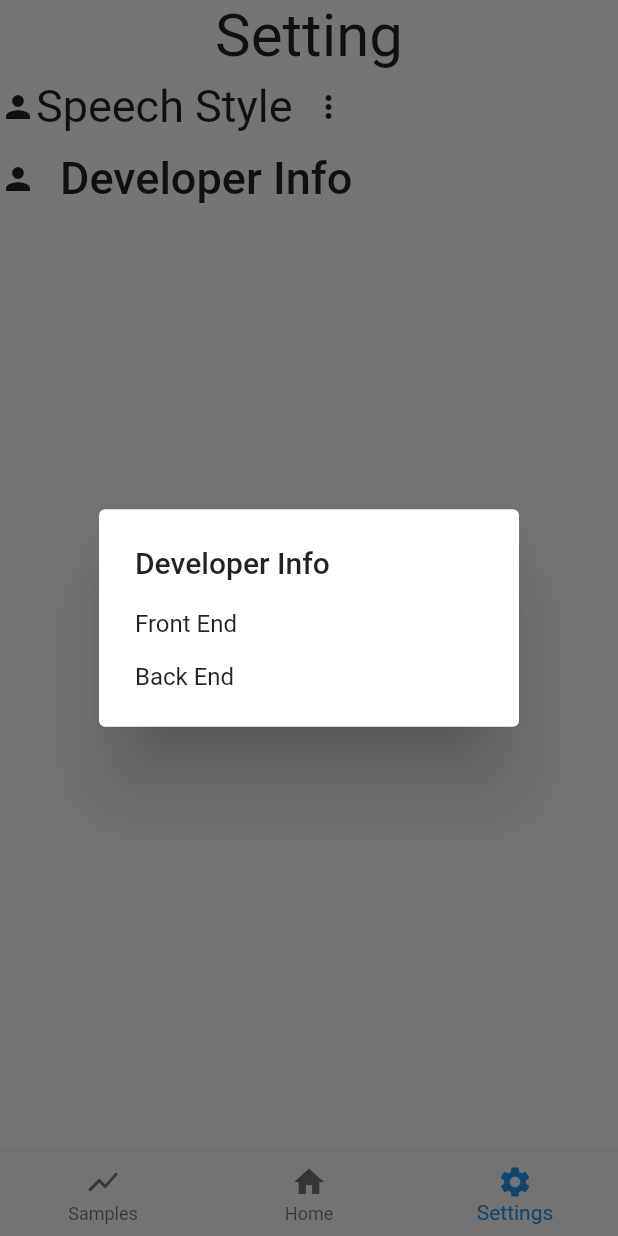
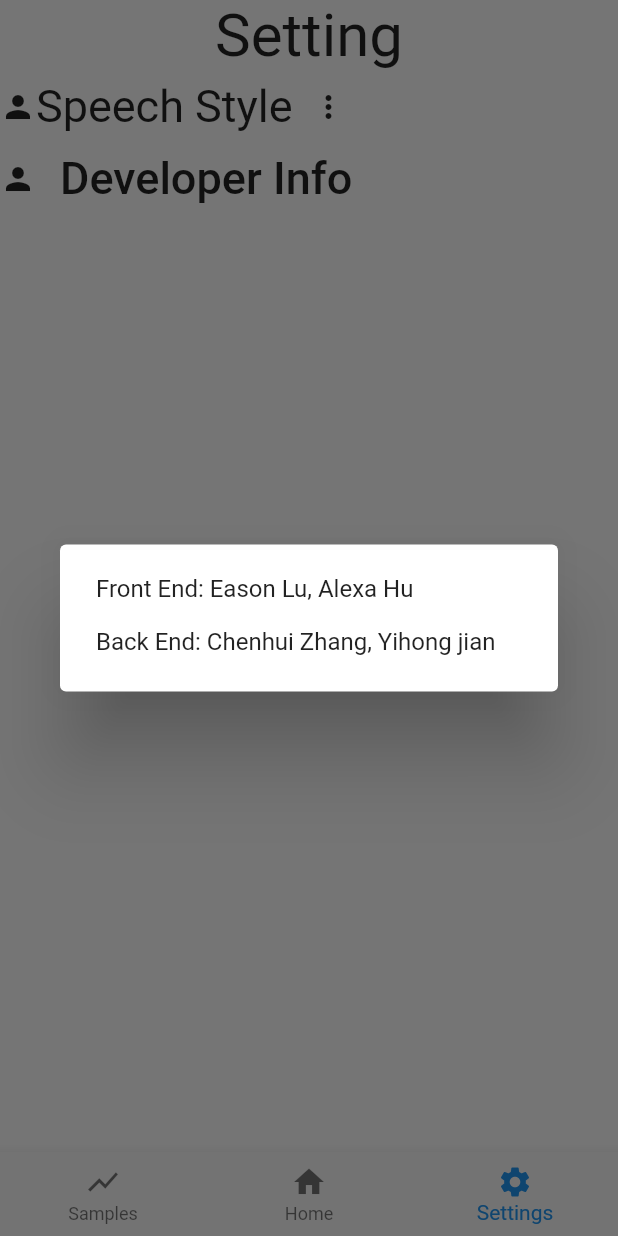
Before and after one commit to yichen14/speechMorph, a Flutter app: the screen it shows after launch, item 3 of the bottom bar chosen, after a tap on "Developer Info", on a phone screen of 412 x 824 dp. Run offline on Flutter 3.47's test engine with Material 2 defaults, Android fonts, the phone set to English and light mode, and no system bars; our stand-ins replace audioplayers, flutter_screenutil.

Commit message:
developed info fixed text

```diff
--- a/lib/developer_info_button.dart
+++ b/lib/developer_info_button.dart
@@ -32,36 +32,29 @@ class DeveloperInfoButtonState extends State<DeveloperInfoButtonWidget> {
       ],
     );
   }
-  //void developerInfoDialog() {
+
   Future<void> openDialog() async {
     switch (await showDialog(
       context: context,
       builder: (BuildContext context) {
         return SimpleDialog(
-          title: const Text('Developer Info'),
           children: <Widget>[
             SimpleDialogOption(
               onPressed: () {
                 Navigator.pop(context, DeveloperInfo.frontEnd);
               },
-              child: const Text('Front End')
+              child: const Text('Front End: Eason Lu, Alexa Hu')
             ),
             SimpleDialogOption(
               onPressed: () {
                 Navigator.pop(context, DeveloperInfo.backEnd);
               },
-              child: const Text('Back End')
+              child: const Text('Back End: Chenhui Zhang, Yihong jian')
             )
           ],
         );
       }
     )) {
-    case DeveloperInfo.frontEnd:
-      print('Eason Lu, Alexa Hu');
-      break;
-    case DeveloperInfo.backEnd:
-      print('Chenhui Zhang, Yihong Jian');
-      break;
     }
   }
 }
```
